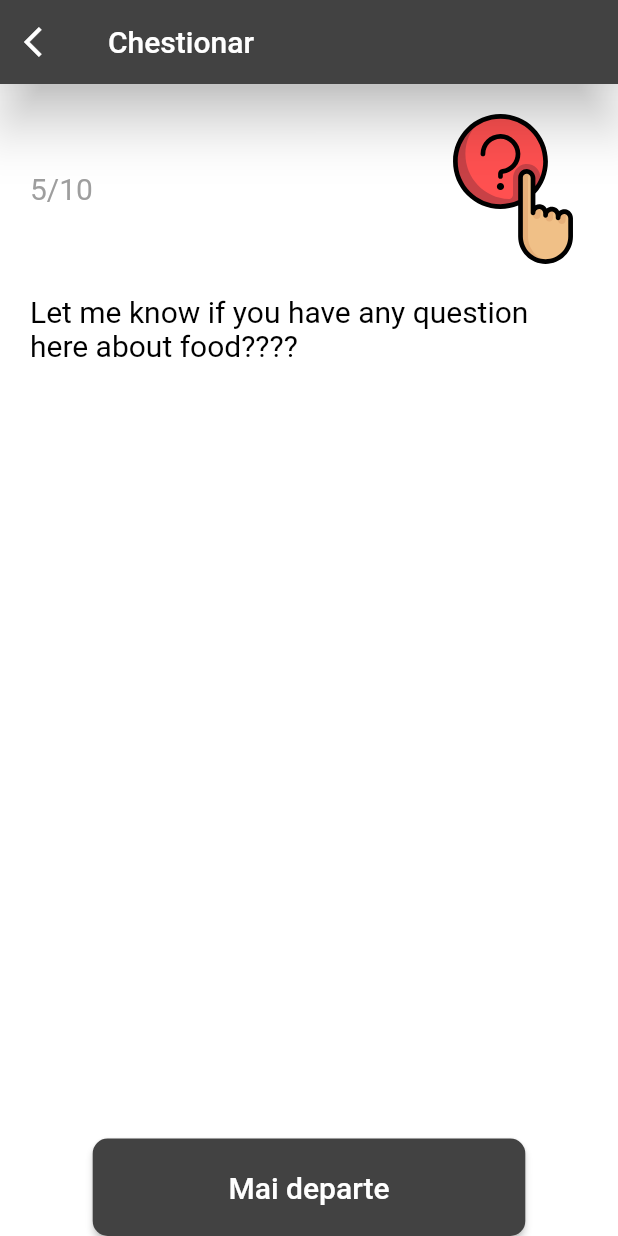
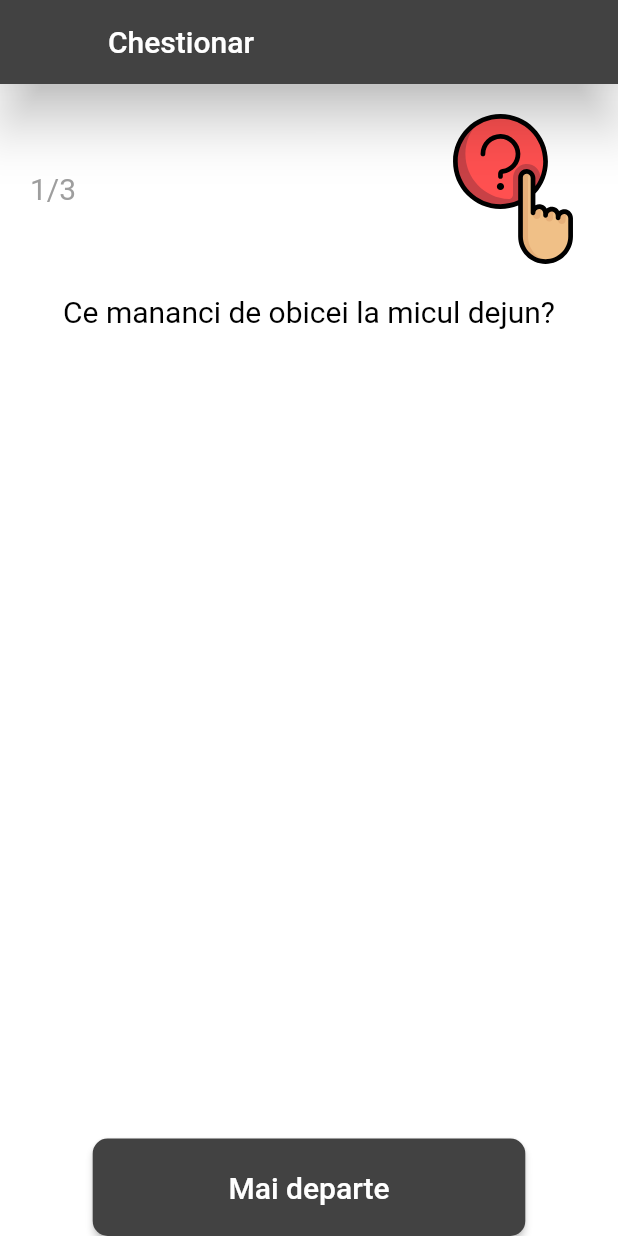
Before and after one commit to alexcontra/Expert_Systems, a Flutter app: the QuizPage screen opened directly, on a phone screen of 412 x 824 dp. Run offline on Flutter 3.47's test engine with Material 2 defaults, Android fonts, the phone set to English and light mode, and no system bars; our stand-ins replace flutter_svg, freezed_annotation, get; generated files the repository leaves out were written again.

Commit message:
quiz index state management integrated

```diff
--- a/expertsystems/lib/quiz/controllers/quiz_controller.dart
+++ b/expertsystems/lib/quiz/controllers/quiz_controller.dart
@@ -1,5 +1,5 @@
 import 'package:get/get.dart';
 
 class QuizController extends GetxController {
-  RxInt questionIndex = 5.obs;
+  RxInt questionIndex = 0.obs;
 }
--- a/expertsystems/lib/quiz/quiz_page/quiz.dart
+++ b/expertsystems/lib/quiz/quiz_page/quiz.dart
@@ -1,6 +1,7 @@
 import 'package:expertsystems/components/bottom_navigation.dart';
 import 'package:expertsystems/design_specs/constraints.dart';
 import 'package:expertsystems/quiz/controllers/quiz_controller.dart';
+import 'package:expertsystems/service/responses/question.dart';
 import 'package:flutter/material.dart';
 import 'package:flutter_svg/svg.dart';
 import 'package:get/get.dart';
@@ -17,6 +18,17 @@ class QuizPage extends StatefulWidget {
 
 class _QuizPageState extends State<QuizPage> {
   QuizController quizController = Get.put(QuizController());
+  List<Question> questions = [
+    Question(
+        question: 'Ce mananci de obicei la micul dejun?',
+        answers: ['Oua ochiuri', 'Omleta', 'Paine cu gem', 'Altceva']),
+    Question(
+        question: 'Ce mananci de obicei la pranz?',
+        answers: ['Salta Cezar', 'Supa crema', 'Peste', 'Altceva']),
+    Question(
+        question: 'Ce mananci de obicei la cina?',
+        answers: ['Friptura', 'Paste', 'Burger', 'Altceva']),
+  ];
   @override
   Widget build(BuildContext context) {
     return Scaffold(
@@ -45,11 +57,11 @@ class _QuizPageState extends State<QuizPage> {
                 right: AppMargins.margin20),
             child: Row(
               children: [
-                Text(
-                  '${quizController.questionIndex.value}/10',
-                  style: TextStyle(
-                      color: Colors.grey[500], fontSize: Sizes.size20),
-                ),
+                Obx(() => Text(
+                      '${quizController.questionIndex.value + 1}/${questions.length}',
+                      style: TextStyle(
+                          color: Colors.grey[500], fontSize: Sizes.size20),
+                    )),
                 const Spacer(),
                 SvgPicture.asset(
                   Assets.questionSVG,
@@ -64,16 +76,25 @@ class _QuizPageState extends State<QuizPage> {
                 top: AppMargins.margin20,
                 left: AppMargins.margin20,
                 right: AppMargins.margin20),
-            child: Text(
-              'Let me know if you have any question here about food????',
-              textAlign: TextAlign.left,
-              style: TextStyle(color: Colors.black, fontSize: Sizes.size20),
+            child: Obx(
+              () => Text(
+                questions[quizController.questionIndex.value].question!,
+                textAlign: TextAlign.left,
+                style: TextStyle(color: Colors.black, fontSize: Sizes.size20),
+              ),
             ),
           ),
         ],
       ),
-      bottomNavigationBar:
-          StandardBottomNavigation(text: 'Mai departe', onPressed: () {}),
+      bottomNavigationBar: Obx(() => StandardBottomNavigation(
+          text: quizController.questionIndex.value == questions.length - 1
+              ? 'Inchide'
+              : 'Mai departe',
+          onPressed: () {
+            if (quizController.questionIndex.value < questions.length - 1) {
+              quizController.questionIndex.value++;
+            }
+          })),
     );
   }
 }
```
